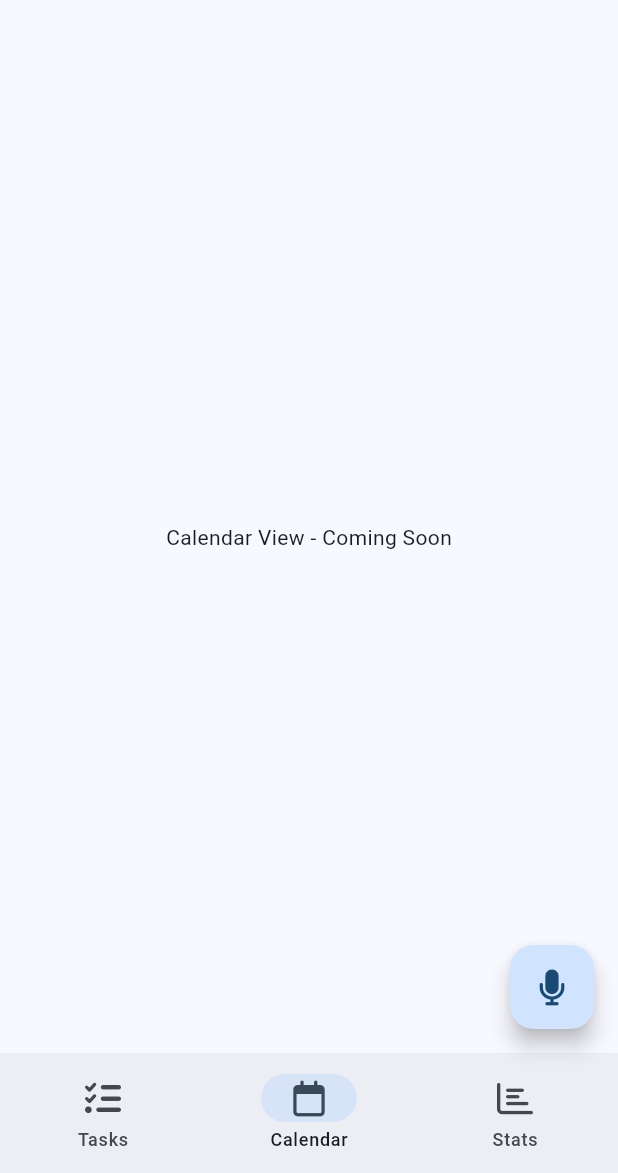
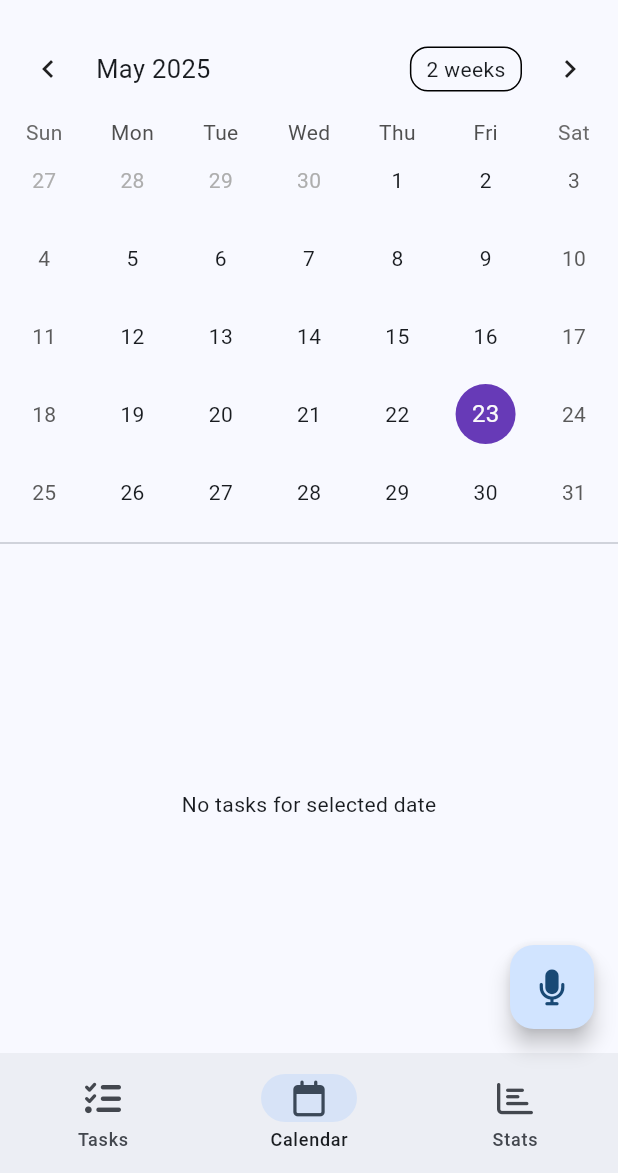
Before and after one commit to likhinnelliyotan07/voca_do, a Flutter app: the screen it shows after launch, item 2 of the bottom bar chosen, on a phone screen of 412 x 824 dp, the part 63-1236 px from its top. Run offline on Flutter 3.47's test engine with Material 3 defaults, Android fonts, the light colour scheme and no system bars; drawn by our look-alikes of table_calendar; our stand-ins replace flutter_bloc, flutter_local_notifications, font_awesome_flutter, hive, hive_flutter, shared_preferences and 1 more; accounts and stored records are empty.

Commit message:
lestes
latest ----

```diff
--- /dev/null
+++ b/lib/presentation/screens/calendar_screen.dart
@@ -0,0 +1,110 @@
+import 'package:flutter/material.dart';
+import 'package:table_calendar/table_calendar.dart';
+import 'package:flutter_bloc/flutter_bloc.dart';
+import 'package:voca_do/presentation/blocs/task_bloc.dart';
+import 'package:voca_do/presentation/widgets/task_list.dart';
+
+class CalendarScreen extends StatefulWidget {
+  const CalendarScreen({super.key});
+
+  @override
+  State<CalendarScreen> createState() => _CalendarScreenState();
+}
+
+class _CalendarScreenState extends State<CalendarScreen> {
+  CalendarFormat _calendarFormat = CalendarFormat.month;
+  DateTime _focusedDay = DateTime.now();
+  DateTime? _selectedDay;
+
+  @override
+  void initState() {
+    super.initState();
+    _selectedDay = _focusedDay;
+    context.read<TaskBloc>().add(LoadTasks());
+  }
+
+  @override
+  Widget build(BuildContext context) {
+    return Column(
+      children: [
+        TableCalendar(
+          firstDay: DateTime.utc(2020, 1, 1),
+          lastDay: DateTime.utc(2030, 12, 31),
+          focusedDay: _focusedDay,
+          calendarFormat: _calendarFormat,
+          selectedDayPredicate: (day) {
+            return isSameDay(_selectedDay, day);
+          },
+          onDaySelected: (selectedDay, focusedDay) {
+            setState(() {
+              _selectedDay = selectedDay;
+              _focusedDay = focusedDay;
+            });
+          },
+          onFormatChanged: (format) {
+            setState(() {
+              _calendarFormat = format;
+            });
+          },
+          onPageChanged: (focusedDay) {
+            _focusedDay = focusedDay;
+          },
+          calendarStyle: const CalendarStyle(
+            todayDecoration: BoxDecoration(
+              color: Colors.blue,
+              shape: BoxShape.circle,
+            ),
+            selectedDecoration: BoxDecoration(
+              color: Colors.deepPurple,
+              shape: BoxShape.circle,
+            ),
+          ),
+        ),
+        const Divider(),
+        Expanded(
+          child: BlocBuilder<TaskBloc, TaskState>(
+            builder: (context, state) {
+              if (state is TaskLoading) {
+                return const Center(child: CircularProgressIndicator());
+              } else if (state is TaskLoaded) {
+                final tasksForSelectedDay = state.tasks.where((task) {
+                  final taskDate = task.dueDate;
+                  return taskDate != null && isSameDay(taskDate, _selectedDay);
+                }).toList();
+
+                if (tasksForSelectedDay.isEmpty) {
+                  return const Center(
+                    child: Text('No tasks for selected date'),
+                  );
+                }
+
+                return ListView.builder(
+                  itemCount: tasksForSelectedDay.length,
+                  itemBuilder: (context, index) {
+                    final task = tasksForSelectedDay[index];
+                    return ListTile(
+                      title: Text(task.title),
+                      trailing: Checkbox(
+                        value: task.isCompleted,
+                        onChanged: (bool? value) {
+                          if (value != null) {
+                            context.read<TaskBloc>().add(
+                                  UpdateTask(
+                                    task.copyWith(isCompleted: value),
+                                  ),
+                                );
+                          }
+                        },
+                      ),
+                    );
+                  },
+                );
+              }
+              return const Center(child: Text('Something went wrong'));
+            },
+          ),
+        ),
+      ],
+    );
+  }
+}
--- a/lib/presentation/screens/home_screen.dart
+++ b/lib/presentation/screens/home_screen.dart
@@ -5,6 +5,7 @@ import 'package:voca_do/presentation/blocs/task_bloc.dart';
 import 'package:voca_do/presentation/widgets/task_list.dart';
 import 'package:voca_do/presentation/widgets/voice_input_button.dart';
 import 'package:voca_do/presentation/screens/settings_screen.dart';
+import 'package:voca_do/presentation/screens/calendar_screen.dart';
 
 class HomeScreen extends StatefulWidget {
   const HomeScreen({super.key});
@@ -43,7 +44,7 @@ class _HomeScreenState extends State<HomeScreen> {
         index: _currentIndex,
         children: const [
           TaskList(),
-          Center(child: Text('Calendar View - Coming Soon')),
+          CalendarScreen(),
           Center(child: Text('Statistics - Coming Soon')),
         ],
       ),
--- a/pubspec.yaml
+++ b/pubspec.yaml
@@ -40,6 +40,7 @@ dependencies:
   uuid: ^4.2.1
   shared_preferences: ^2.2.2
   provider: ^6.1.1
+  table_calendar: ^3.0.9
 
 # The following adds the Cupertino Icons font to your application.
 # Use with the CupertinoIcons class for iOS style icons.
```
